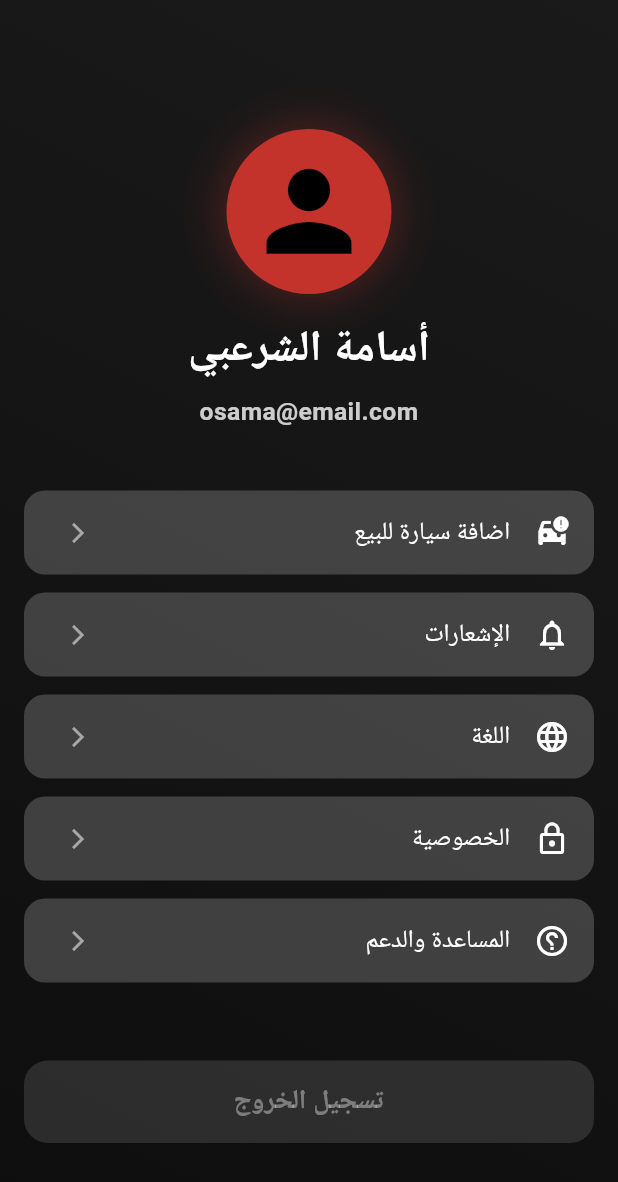
After one commit to osama-ahmed-alsharabi/car-zone, a Flutter app: the ProfileView screen opened directly, on a phone screen of 412 x 824 dp. The commit adds this screen. Shown: the top 1182 px of the screen. Run offline on Flutter 3.47's test engine with Material 3 defaults, Android fonts, the phone set to English and light mode, and no system bars; our stand-ins replace dio, firebase_auth, firebase_core, flutter_bloc, flutter_secure_storage, flutter_svg and 7 more; accounts and stored records are empty; Roboto replaces fonts that are missing (Cairo).

Commit message:
done with UI of the profile feature

```diff
--- /dev/null
+++ b/lib/features/profile/data/model/setting_model.dart
@@ -0,0 +1,9 @@
+import 'package:flutter/material.dart';
+
+class SettingModel {
+  final String title;
+  final IconData icon;
+  final Function()? onTap;
+
+  SettingModel({required this.title, required this.icon, required this.onTap});
+}
--- a/lib/features/profile/presentation/view/profile_view.dart
+++ b/lib/features/profile/presentation/view/profile_view.dart
@@ -1,10 +1,13 @@
-import 'package:flutter/widgets.dart';
+import 'package:car_zone/features/profile/presentation/view/widgets/profile_body.dart';
+import 'package:flutter/material.dart';
 
 class ProfileView extends StatelessWidget {
   const ProfileView({super.key});
 
   @override
   Widget build(BuildContext context) {
-    return Center(child: Text("Profile Page"));
+    return const Scaffold(
+      body: ProfileBody(),
+    );
   }
 }
--- /dev/null
+++ b/lib/features/profile/presentation/view/widgets/profile_body.dart
@@ -0,0 +1,53 @@
+import 'package:car_zone/core/widgets/custom_button_widget.dart';
+import 'package:car_zone/features/profile/presentation/view/widgets/profile_header.dart';
+import 'package:car_zone/features/profile/presentation/view/widgets/setting_setion.dart';
+import 'package:flutter/material.dart';
+
+class ProfileBody extends StatelessWidget {
+  const ProfileBody({super.key});
+
+  @override
+  Widget build(BuildContext context) {
+    return Stack(
+      children: [
+        const _ProfileBackground(),
+        SingleChildScrollView(
+          physics: const BouncingScrollPhysics(),
+          padding: const EdgeInsets.only(
+            right: 16,
+            left: 16,
+            top: 16,
+            bottom: 100,
+          ),
+          child: Column(
+            children: const [
+              SizedBox(height: 70),
+              ProfileHeader(),
+              SizedBox(height: 40),
+              SettingsSection(),
+              SizedBox(height: 40),
+              CustomButtonWidget(text: "تسجيل الخروج"),
+            ],
+          ),
+        ),
+      ],
+    );
+  }
+}
+
+class _ProfileBackground extends StatelessWidget {
+  const _ProfileBackground();
+
+  @override
+  Widget build(BuildContext context) {
+    return Container(
+      decoration: const BoxDecoration(
+        gradient: LinearGradient(
+          begin: Alignment.topRight,
+          end: Alignment.bottomLeft,
+          colors: [Color(0xFF1A1A1A), Color(0xFF0E0E0E)],
+        ),
+      ),
+    );
+  }
+}
--- /dev/null
+++ b/lib/features/profile/presentation/view/widgets/profile_header.dart
@@ -0,0 +1,39 @@
+import 'package:car_zone/core/utils/app_text_style.dart';
+import 'package:flutter/material.dart';
+
+class ProfileHeader extends StatelessWidget {
+  const ProfileHeader({super.key});
+
+  @override
+  Widget build(BuildContext context) {
+    return Column(
+      children: [
+        Container(
+          decoration: const BoxDecoration(
+            shape: BoxShape.circle,
+            boxShadow: [
+              BoxShadow(
+                color: Color(0x55C3322B),
+                blurRadius: 25,
+                spreadRadius: 3,
+              ),
+            ],
+          ),
+          child: const CircleAvatar(
+            radius: 55,
+            child: Icon(Icons.person, size: 85),
+          ),
+        ),
+        const SizedBox(height: 16),
+        Text("أسامة الشرعبي", style: context.textStyle.text28Bold),
+        const SizedBox(height: 8),
+        Text(
+          "osama@email.com",
+          style: context.textStyle.text16Bold.copyWith(
+            color: Colors.white.withAlpha(200),
+          ),
+        ),
+      ],
+    );
+  }
+}
--- /dev/null
+++ b/lib/features/profile/presentation/view/widgets/setting_setion.dart
@@ -0,0 +1,52 @@
+import 'package:car_zone/core/utils/app_text_style.dart';
+import 'package:car_zone/features/profile/data/model/setting_model.dart';
+import 'package:flutter/material.dart';
+
+class SettingsSection extends StatelessWidget {
+  const SettingsSection({super.key});
+
+  @override
+  Widget build(BuildContext context) {
+    List<SettingModel> settingModel = [
+      SettingModel(
+        title: 'اضافة سيارة للبيع',
+        icon: Icons.car_crash_rounded,
+        onTap: () {},
+      ),
+      SettingModel(
+        title: 'الإشعارات',
+        icon: Icons.notifications_none,
+        onTap: () {},
+      ),
+      SettingModel(title: 'اللغة', icon: Icons.language, onTap: () {}),
+      SettingModel(title: 'الخصوصية', icon: Icons.lock_outline, onTap: () {}),
+      SettingModel(
+        title: 'المساعدة والدعم',
+        icon: Icons.help_outline,
+        onTap: () {},
+      ),
+    ];
+
+    return Column(
+      children: settingModel.map((item) {
+        return Container(
+          margin: const EdgeInsets.only(bottom: 12),
+          decoration: BoxDecoration(
+            color: Colors.white.withAlpha(50),
+            borderRadius: BorderRadius.circular(14),
+          ),
+          child: ListTile(
+            leading: Icon(item.icon, color: Colors.white),
+            title: Text(item.title, style: context.textStyle.text16Regular),
+            trailing: const Icon(
+              Icons.arrow_back_ios,
+              color: Colors.white54,
+              size: 16,
+            ),
+            onTap: item.onTap,
+          ),
+        );
+      }).toList(),
+    );
+  }
+}
```
